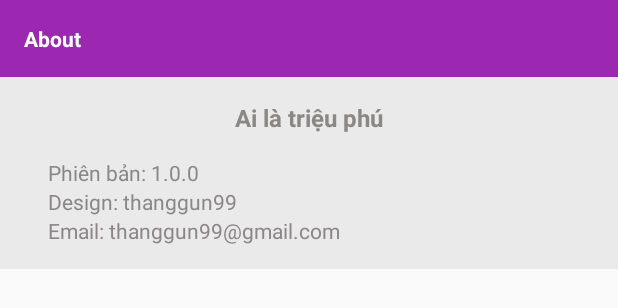
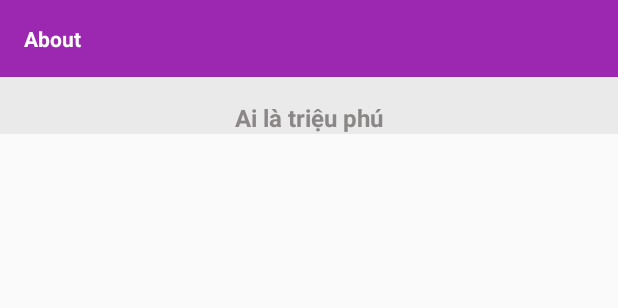
Before and after one commit to nguyen43112/ailatranphucop, an Android app: the layout about_dialog.xml on its own in the app's theme, with its tools: preview values and no code run, on a phone screen of 412 x 824 dp. Shown: the top 308 px of the screen. Run offline under Robolectric (Android 15) with nearby library versions, the phone set to English and light mode, and no system bars.

Commit message:
Update about_dialog.xml

```diff
--- a/app/src/main/res/layout/about_dialog.xml
+++ b/app/src/main/res/layout/about_dialog.xml
@@ -21,25 +21,6 @@
         android:textStyle="bold"
         android:gravity="center"
         android:paddingTop="16dp"/>
-    <TextView
-        android:layout_width="match_parent"
-        android:layout_height="wrap_content"
-        android:paddingTop="16dp"
-        android:paddingLeft="32dp"
-        android:textColor="#8b8787"
-        android:text="Phiên bản: 1.0.0"/>
-    <TextView
-        android:layout_width="match_parent"
-        android:layout_height="wrap_content"
-        android:paddingLeft="32dp"
-        android:textColor="#8b8787"
-        android:text="Design: thanggun99"/>
-    <TextView
-        android:paddingBottom="16dp"
-        android:layout_width="match_parent"
-        android:layout_height="wrap_content"
-        android:paddingLeft="32dp"
-        android:textColor="#8b8787"
-        android:text="Email: thanggun99@gmail.com"/>
+
 
 </LinearLayout>
```
